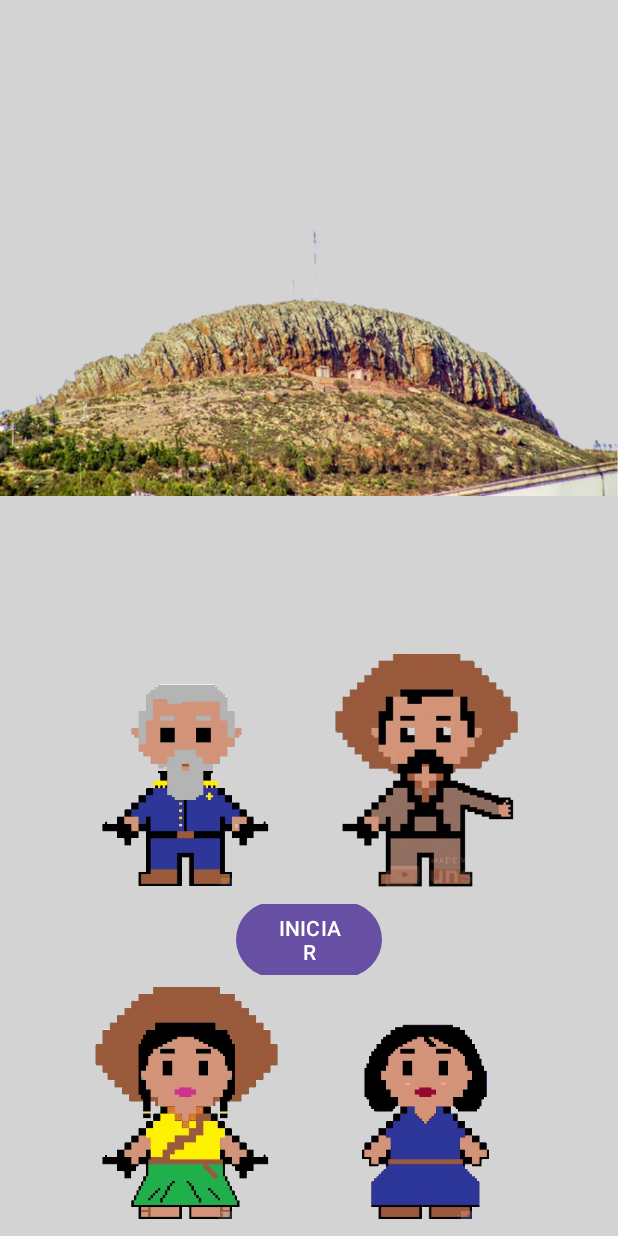
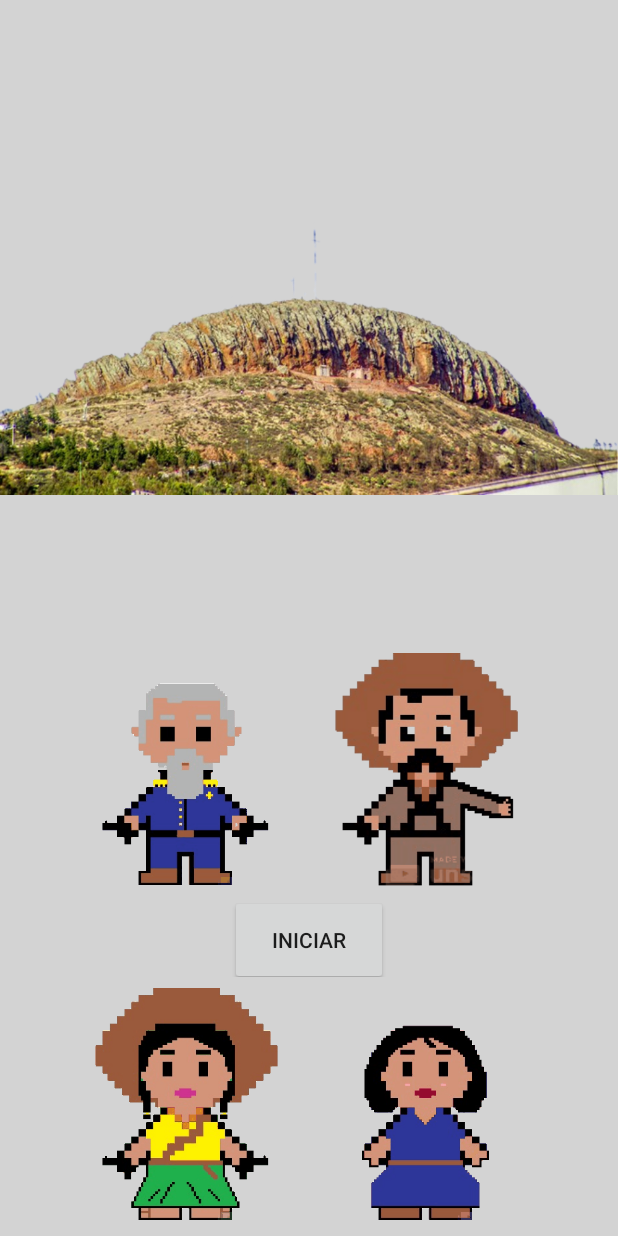
Before and after one commit to TTAppTomaZacatecas/HLHTZ, an Android app: the screen it shows after launch (Start_2), on a phone screen of 412 x 824 dp. Run offline under Robolectric (Android 15) with nearby library versions, the phone set to English and light mode, and no system bars.

Commit message:
feat: main screen and options menu1

```diff
--- a/app/src/main/java/mx/ipn/upiiz/hlhtz/ul/MessagingAdapter.kt
+++ b/app/src/main/java/mx/ipn/upiiz/hlhtz/ul/MessagingAdapter.kt
@@ -183,6 +183,7 @@ class MessagingAdapter : RecyclerView.Adapter<MessagingAdapter.MessageViewHolder
     val patronRendirse = listOf(
         "Te has rendido",
         "No puedo adivinar",
+        "Gracias por jugar",
         "el personaje era",
         "¡gracias por participar!",
         "te diste por vencido, ¿verdad?",
@@ -250,7 +251,7 @@ class MessagingAdapter : RecyclerView.Adapter<MessagingAdapter.MessageViewHolder
                         "PatronMatching2",
                         "Nuevo valor del contador: $contadorRespuestasIncorrectas"
                     )*/
-                } else if(contadorRespuestasIncorrectas == numMaxRespuestasIncorrectasPermitidas) {
+                } else {
                     Log.d("PatronMatching3", "AQUI YA VALIO MAUSER XD")
                     holder.imgGif.apply {
                         setImageResource(gifListIncorrect[randomGif])  // Asigna GIF de incorrecto
@@ -376,6 +377,7 @@ class MessagingAdapter : RecyclerView.Adapter<MessagingAdapter.MessageViewHolder
                 //executeActionByResponseAI(holder)
                 if (currentMessage.isResultAItoResponseUser) {
                     checkMessageKeywords(holder, currentMessage)
+                    Log.d("Debug", "isResultAItoResponseUser: ${currentMessage.isResultAItoResponseUser}")
                 }
                 holder.tv_bot_message.apply {
                     text = currentMessage.message
--- a/app/src/main/res/layout/activity_star2.xml
+++ b/app/src/main/res/layout/activity_star2.xml
@@ -70,9 +70,13 @@
 
         <Button
             android:id="@+id/btnInicio"
-            android:layout_width="97dp"
-            android:layout_height="58dp"
-            android:text="INICIAR" />
+            android:layout_width="105dp"
+            android:layout_height="60dp"
+            android:text="INICIAR"
+            app:layout_constraintBottom_toBottomOf="parent"
+            app:layout_constraintEnd_toEndOf="parent"
+            app:layout_constraintHorizontal_bias="0.498"
+            app:layout_constraintStart_toStartOf="parent"/>
     </LinearLayout>
 
     <!-- LinearLayout para gifImageView3 y gifImageView4 -->
--- a/app/src/main/res/layout/message_item.xml
+++ b/app/src/main/res/layout/message_item.xml
@@ -42,7 +42,7 @@
         android:layout_marginRight="4dp"
         android:layout_marginBottom="5dp"
         android:background="@drawable/receive_round_box"
-        android:backgroundTint="#FF7075"
+        android:backgroundTint="#666666"
         android:padding="10dp"
         android:text="Aqui se va a mirar lo que el boot va a responder"
         android:textColor="@android:color/white"
@@ -63,7 +63,7 @@
         android:layout_marginRight="4dp"
         android:layout_marginBottom="4dp"
         android:background="@drawable/send_round_box"
-        android:backgroundTint="#26A69A"
+        android:backgroundTint="#653a13"
         android:padding="14dp"
         android:text="Aqui se va a mirar lo que el usuario ingrese"
         android:textColor="@android:color/white"
--- a/app/src/main/res/values-night/themes.xml
+++ b/app/src/main/res/values-night/themes.xml
@@ -1,6 +1,6 @@
 <resources xmlns:tools="http://schemas.android.com/tools">
     <!-- Base application theme. -->
-    <style name="Base.Theme.HLHTZ20" parent="Theme.Material3.DayNight.NoActionBar">
+    <style name="Base.Theme.HLHTZ20" parent="Theme.AppCompat.Light.NoActionBar">
         <!-- Customize your dark theme here. -->
         <!-- <item name="colorPrimary">@color/my_dark_primary</item> -->
     </style>
--- a/app/src/main/res/values/themes.xml
+++ b/app/src/main/res/values/themes.xml
@@ -1,6 +1,6 @@
 <resources xmlns:tools="http://schemas.android.com/tools">
     <!-- Base application theme. -->
-    <style name="Base.Theme.HLHTZ20" parent="Theme.Material3.DayNight.NoActionBar">
+    <style name="Base.Theme.HLHTZ20" parent="Theme.AppCompat.Light.NoActionBar">
         <!-- Customize your light theme here. -->
         <!-- <item name="colorPrimary">@color/my_light_primary</item> -->
     </style>
```
Also changed, not shown: app/src/main/java/mx/ipn/upiiz/hlhtz/ul/MainActivity.kt (+6 -5 lines).
